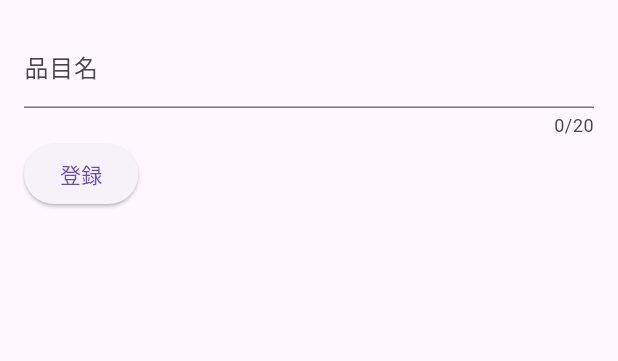
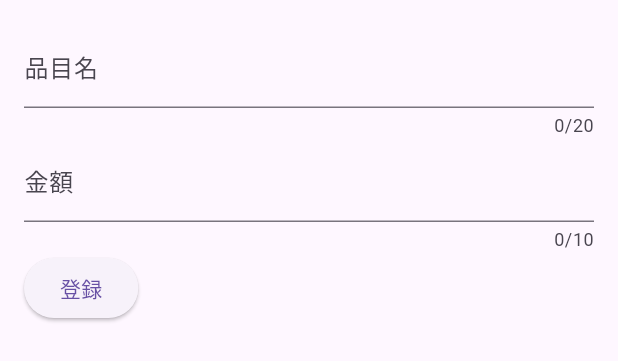
Before and after one commit to yusuke-shiya/expense_tracker, a Flutter app: the NewExpense widget shown alone on an empty page, opened directly, after a tap on "登録", on a phone screen of 412 x 824 dp. Shown: the top 361 px of the screen. Run offline on Flutter 3.47's test engine with Material 2 defaults, Android fonts, the phone set to English and light mode, and no system bars.

Commit message:
feat: 金額の入力機能を追加

```diff
--- a/lib/widget/new_expense.dart
+++ b/lib/widget/new_expense.dart
@@ -9,6 +9,7 @@ class NewExpense extends StatefulWidget {
 
 class _NewExpenseState extends State<NewExpense> {
   final _titleController = TextEditingController();
+  final _amountController = TextEditingController();
 
   @override
   Widget build(BuildContext context) {
@@ -21,12 +22,19 @@ class _NewExpenseState extends State<NewExpense> {
             decoration: const InputDecoration(labelText: '品目名'),
             maxLength: 20,
           ),
+          TextField(
+            controller: _amountController,
+            decoration: const InputDecoration(labelText: '金額'),
+            keyboardType: TextInputType.number,
+            maxLength: 10,
+          ),
           Row(
             children: [
               ElevatedButton(
                 onPressed: () {
                   print('_enteredTitle');
                   print(_titleController.text);
+                  print(_amountController.text);
                 },
                 child: const Text('登録'),
               ),
```
